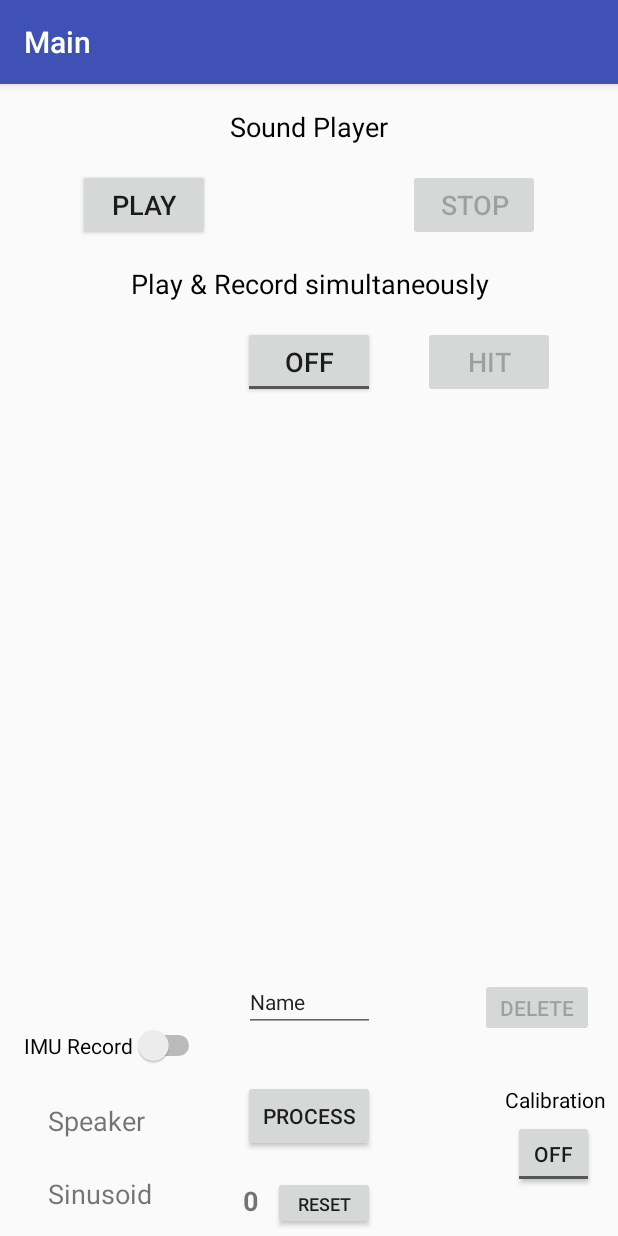
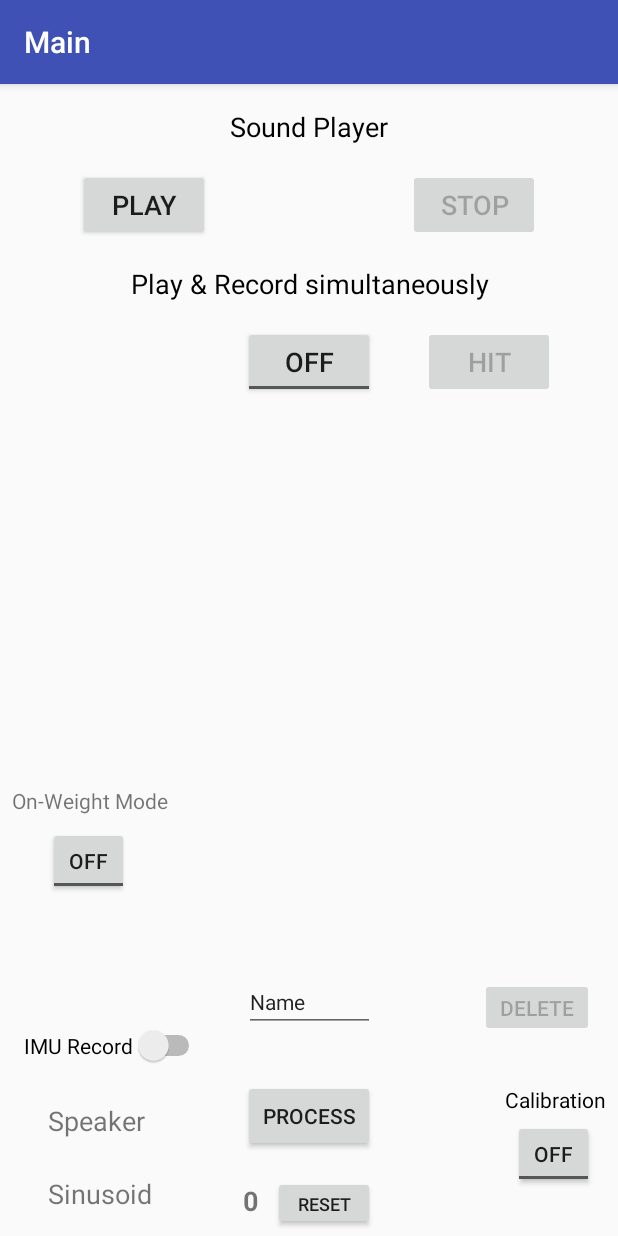
Before and after one commit to DaNious/Acoustic-Mobile, an Android app: the screen it shows after launch (MainActivity), on a phone screen of 412 x 824 dp. Run offline under Robolectric (Android 15) with nearby library versions, the light colour scheme and no system bars.

Commit message:
Add a new On-Weight mode

```diff
--- a/app/src/main/res/layout/activity_main.xml
+++ b/app/src/main/res/layout/activity_main.xml
@@ -6,6 +6,7 @@
     android:layout_height="match_parent"
     android:descendantFocusability="beforeDescendants"
     android:focusableInTouchMode="true"
+    android:keepScreenOn="true"
     tools:context=".MainActivity">
 
     <TextView
@@ -291,4 +292,26 @@
         app:layout_constraintBottom_toTopOf="@+id/textView_Calibrate"
         app:layout_constraintEnd_toEndOf="parent" />
 
+    <ToggleButton
+        android:id="@+id/toggleButton_imuonly"
+        android:layout_width="54dp"
+        android:layout_height="45dp"
+        android:layout_marginBottom="8dp"
+        android:layout_marginLeft="32dp"
+        android:layout_marginStart="32dp"
+        android:text="ToggleButton"
+        app:layout_constraintBottom_toTopOf="@+id/textView_rotation"
+        app:layout_constraintStart_toStartOf="parent" />
+
+    <TextView
+        android:id="@+id/textView_imuonly"
+        android:layout_width="wrap_content"
+        android:layout_height="wrap_content"
+        android:layout_marginBottom="8dp"
+        android:layout_marginLeft="8dp"
+        android:layout_marginStart="8dp"
+        android:text="On-Weight Mode"
+        app:layout_constraintBottom_toTopOf="@+id/toggleButton_imuonly"
+        app:layout_constraintStart_toStartOf="parent" />
+
 </android.support.constraint.ConstraintLayout>
```
Also changed, not shown: app/src/main/java/com/example/student/inhaler_prj_v10/MainActivity.java (+53 -8 lines), 1 other file.
